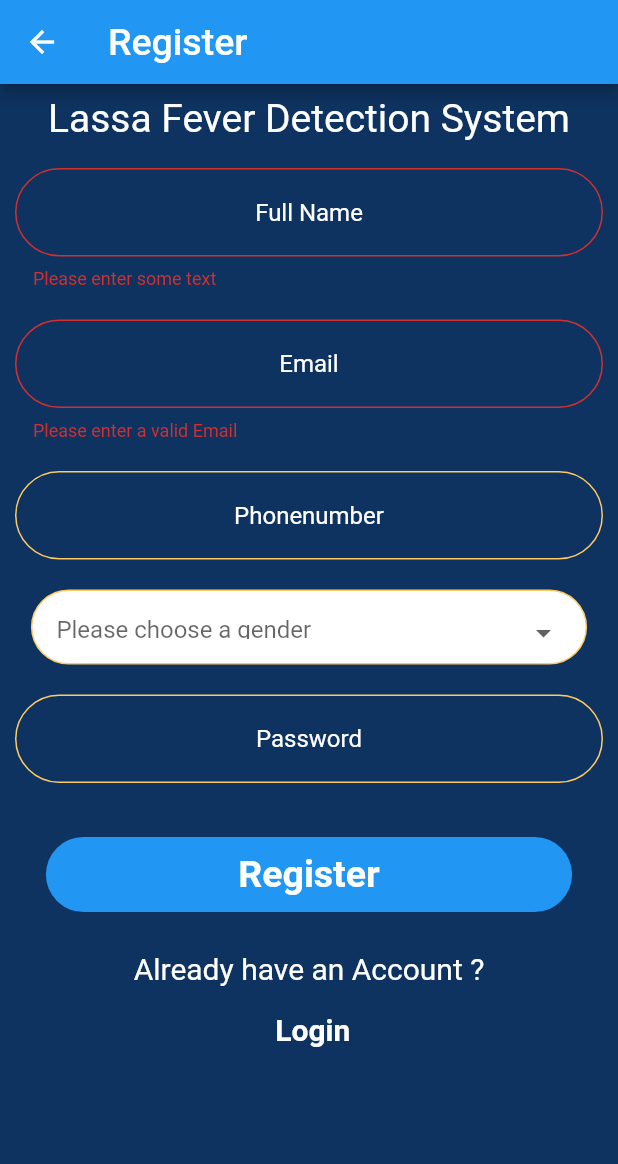
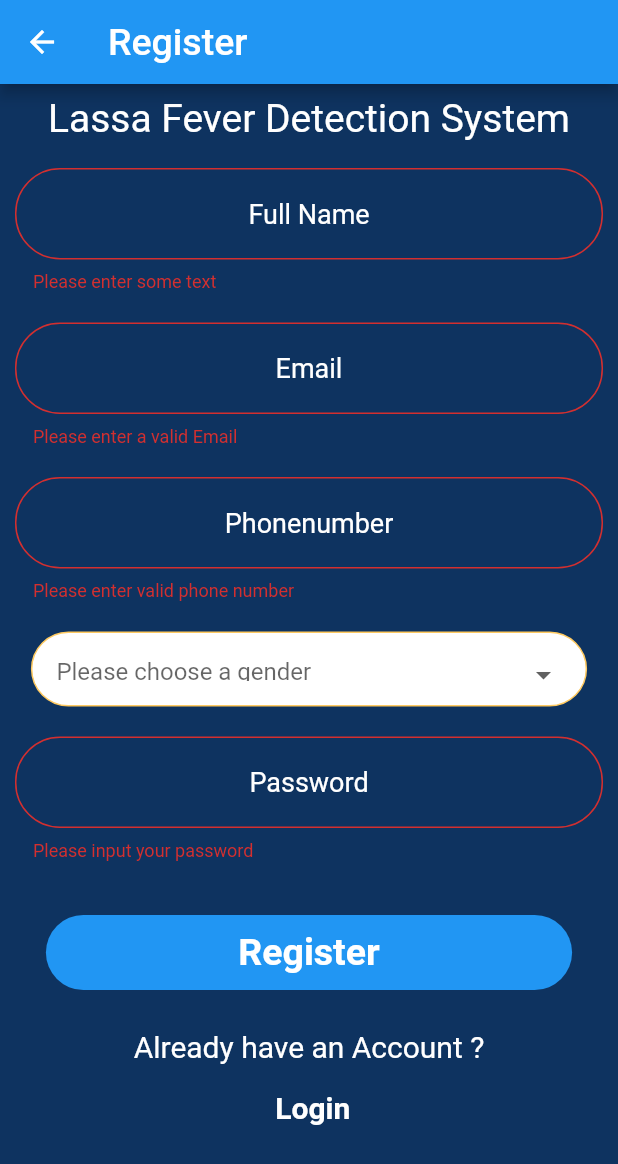
Before and after one commit to aloRanking/lassa_fever_diagnostic_system, a Flutter app: the RegisterPage screen opened directly, after a tap on "Register", on a phone screen of 412 x 824 dp. Shown: the top 1164 px of the screen. Run offline on Flutter 3.47's test engine with Material 2 defaults, Android fonts, the phone set to English and light mode, and no system bars; our stand-ins replace simple_animations; accounts and stored records are empty.

Commit message:
added validator to register screen

```diff
--- a/lib/screens/login.dart
+++ b/lib/screens/login.dart
@@ -111,7 +111,7 @@ class _LoginPageState extends State<LoginPage> {
                                     ),
                                     CustomizedFormField(
                                       screenWidth: screenWidth,
-                                      hintText: "Password",
+                                      hintText: "Enter your Password",
                                       shudObscure: true,
                                       keyBoardType: TextInputType.visiblePassword,
                                       validator: (value) {
--- a/lib/screens/register_screen.dart
+++ b/lib/screens/register_screen.dart
@@ -1,4 +1,5 @@
 import 'package:flutter/material.dart';
+import 'package:flutter/services.dart';
 import 'package:lassafeverdiagnosticsystem/models/user_model.dart';
 import 'package:lassafeverdiagnosticsystem/utils/constants.dart';
 import 'package:lassafeverdiagnosticsystem/widgets/customized_form.dart';
@@ -79,6 +80,15 @@ class _RegisterPageState extends State<RegisterPage> {
                       hintText: "Phonenumber",
                       shudObscure: false,
                       keyBoardType: TextInputType.phone,
+
+
+                       validator: (value) {
+                      if (!phoneRegex.hasMatch(value)) {
+                        return 'Please enter valid phone number';
+                      }
+                      return null;
+                    },
+
                     ),
                     SizedBox(
                       height: 10,
@@ -122,6 +132,15 @@ class _RegisterPageState extends State<RegisterPage> {
                       hintText: "Password",
                       shudObscure: true,
                       keyBoardType: TextInputType.visiblePassword,
+                      validator: (value){
+                         if (value.isEmpty) {
+                          return 'Please input your password';
+                        } if(value.toString().length<4){
+                          return 'Password is too short';
+                        }
+                        return null;
+
+                      },
                     ),
                   ],
                 )),
--- a/lib/utils/constants.dart
+++ b/lib/utils/constants.dart
@@ -7,5 +7,7 @@ const goLiveUpdate = Color(0xFF);
 const kSymptomsColor = Color(0xFF0C213E);
 const learnMore = Color(0xFF233750);
 
+final RegExp phoneRegex = new RegExp(r'^[6-9]\d{9}$');
+
 final RegExp emailRegex = new RegExp(
       r"^[a-zA-Z0-9.!#$%&'*+/=?^_`{|}~-]+@[a-zA-Z0-9](?:[a-zA-Z0-9-]{0,253}[a-zA-Z0-9])?(?:\.[a-zA-Z0-9](?:[a-zA-Z0-9-]{0,253}[a-zA-Z0-9])?)*$");
--- a/lib/widgets/customized_form.dart
+++ b/lib/widgets/customized_form.dart
@@ -22,7 +22,8 @@ class CustomizedFormField extends StatelessWidget {
     return Padding(
       padding: const EdgeInsets.all(10.0),
       child: TextFormField(
-        style: TextStyle(color: Colors.white),
+        style: TextStyle(color: Colors.white,
+        fontSize: 18),
         textAlign: TextAlign.center,
         obscureText: shudObscure,
         keyboardType: keyBoardType,
```
